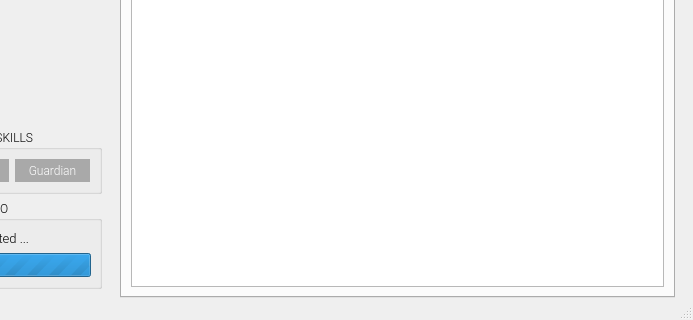
The window that app/ui/proto.ui (coblo/gui-demo) describes before a commit, drawn with Qt 5; both pictures show x 87 to 780 and y 210 to 530 of the 780 by 530 pixel window.
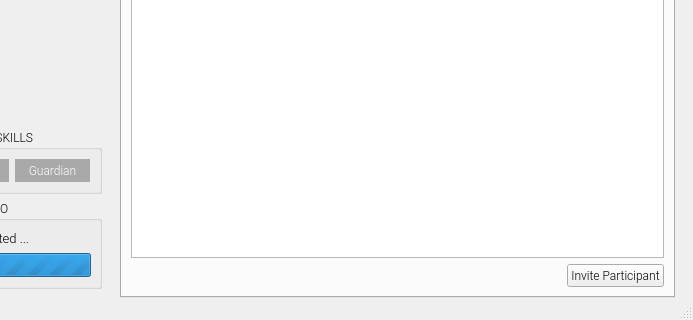
The same window after the commit. The open tabs and pages were chosen to show the change. Icons and pictures are not drawn.

What changed in the file:
```diff
--- a/app/ui/proto.ui
+++ b/app/ui/proto.ui
@@ -905,6 +905,9 @@
             <pointsize>9</pointsize>
            </font>
           </property>
+          <property name="styleSheet">
+           <string notr="true"/>
+          </property>
           <property name="currentIndex">
            <number>0</number>
           </property>
@@ -994,6 +997,36 @@
             <item>
              <widget class="QTableView" name="table_candidates"/>
             </item>
+            <item>
+             <layout class="QHBoxLayout" name="layout_tab_candidates">
+              <item>
+               <spacer name="spacer_tab_candidate">
+                <property name="orientation">
+                 <enum>Qt::Horizontal</enum>
+                </property>
+                <property name="sizeHint" stdset="0">
+                 <size>
+                  <width>40</width>
+                  <height>0</height>
+                 </size>
+                </property>
+               </spacer>
+              </item>
+              <item>
+               <widget class="QPushButton" name="button_invite_canditate">
+                <property name="font">
+                 <font>
+                  <family>Roboto Light</family>
+                  <pointsize>9</pointsize>
+                 </font>
+                </property>
+                <property name="text">
+                 <string>Invite Participant</string>
+                </property>
+               </widget>
+              </item>
+             </layout>
+            </item>
            </layout>
           </widget>
          </widget>
```
Left out of the diff: 4 changed lines with no effect on the pictures.
